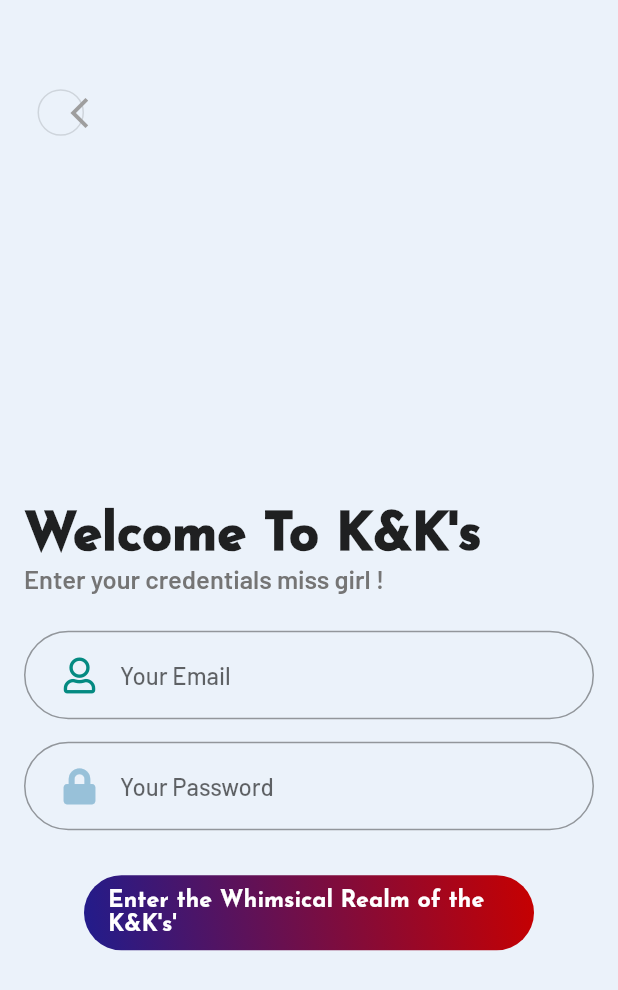
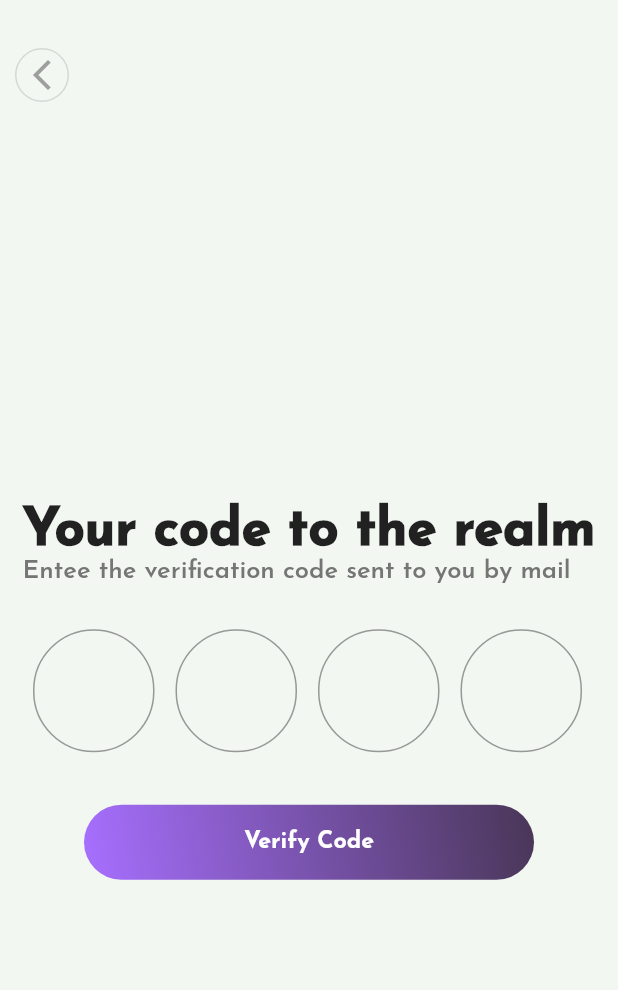
Before and after one commit to inesachour/SocialMediaApp, a Flutter app: the screen it shows after launch, on a phone screen of 412 x 824 dp. Shown: the top 990 px of the screen. Run offline on Flutter 3.47's test engine with Material 2 defaults, Android fonts, the phone set to English and light mode, and no system bars; our stand-ins replace font_awesome_flutter, google_fonts.

Commit message:
Verification Code Page

```diff
--- /dev/null
+++ b/lib/Widgets/HomeScreenAppBar.dart
@@ -0,0 +1,74 @@
+import 'package:flutter/material.dart';
+
+AppBar HomeScreenAppBar(){
+    return AppBar(
+      elevation: 0,
+      backgroundColor: Colors.transparent,
+      toolbarHeight: 100,
+      leading: Align(
+        alignment: Alignment.centerLeft,
+        child: Padding(
+          padding: EdgeInsets.only(left: 0,top: 0),
+          child: OutlinedButtonTheme(
+            data: OutlinedButtonThemeData(
+              style: ButtonStyle(
+                elevation:  MaterialStateProperty.all(
+                  0
+                ),
+                backgroundColor: MaterialStateProperty.all(
+                  Colors.transparent,
+                )
+              )
+            ),
+            child: OutlinedButton(
+              style: ElevatedButton.styleFrom(
+                shape: CircleBorder(),
+
+              ),
+              onPressed: () => {
+
+              },
+              child: Icon(
+                Icons.arrow_back_ios_new_outlined,
+                color: Colors.grey,
+              ),
+            ),
+          )
+          ),
+      )
+      );
+
+
+
+      /*Padding(
+        padding: EdgeInsets.only(left: 25),
+        child: OutlinedButtonTheme(
+          data: OutlinedButtonThemeData(
+              style: ButtonStyle(
+                  shape: MaterialStateProperty.all<CircleBorder>(
+                    CircleBorder(
+                    ),
+                  )
+              )
+          ),
+          child: OutlinedButton(
+            onPressed: () {
+
+            },
+            style: ButtonStyle(
+              padding: MaterialStateProperty.all(
+                EdgeInsets.all(4),
+              ),
+              backgroundColor: MaterialStateProperty.all(
+                  Colors.transparent
+              ),
+            ),
+            child: Center(
+              child: Icon(Icons.arrow_back_ios_new_outlined,
+                color: Colors.grey,
+              ),
+            )
+          ),
+        ),
+      )*/
+}
--- /dev/null
+++ b/lib/auth/code_form.dart
@@ -0,0 +1,73 @@
+import 'package:flutter/material.dart';
+import 'package:flutter/services.dart';
+
+class CodeForm extends StatefulWidget {
+  const CodeForm({Key? key}) : super(key: key);
+
+  @override
+  CodeFormState createState() => CodeFormState();
+}
+
+class CodeFormState extends State<CodeForm> {
+  final _formKey = GlobalKey<FormState>();
+  @override
+  Widget build(BuildContext context) {
+    return Form(
+        key: _formKey,
+        child:
+        Column(
+          children: [
+            Center(
+              child: Row(
+                children: [
+                  CircularSingleNumberInputField(),
+                  CircularSingleNumberInputField(),
+                  CircularSingleNumberInputField(),
+                  CircularSingleNumberInputField(),
+                ],
+              ),
+            )
+          ],
+        )
+      );
+  }
+}
+
+Widget CircularSingleNumberInputField() {
+  return Padding(
+      padding: EdgeInsets.only(left: 7,right: 7,top: 30,bottom: 20),
+      child: Flexible(
+          child: Container(
+            width: 81,
+            child: TextFormField(
+              textAlign: TextAlign.center,
+              style: TextStyle(
+                height: 1.0,
+                fontSize: 42,
+                fontWeight: FontWeight.w800,
+              ),
+              keyboardType: TextInputType.number,
+              inputFormatters: [
+                LengthLimitingTextInputFormatter(1)
+              ],
+              decoration: InputDecoration(
+                focusedBorder: OutlineInputBorder(
+                  borderSide: BorderSide(
+                      color: Color(0xffECA72C),
+                      width: 2.0,
+                  ),
+                  borderRadius: BorderRadius.circular(
+                    50
+                  )
+                ),
+                border: OutlineInputBorder(
+                  borderRadius: BorderRadius.circular(
+                    50,
+                  )
+                )
+              ) ,
+            ),
+          )
+      ),
+  );
+}
--- a/lib/auth/login.dart
+++ b/lib/auth/login.dart
@@ -1,6 +1,7 @@
 import 'package:flutter/cupertino.dart';
 import "package:flutter/material.dart";
 import 'package:google_fonts/google_fonts.dart';
+import 'package:socialmediaapp/Widgets/HomeScreenAppBar.dart';
 import 'package:socialmediaapp/auth/login_form.dart';
 
 class LoginPage extends StatefulWidget {
@@ -15,33 +16,9 @@ class LoginPageState extends State<LoginPage> {
   @override
   Widget build(BuildContext context) {
     return Scaffold(
+      resizeToAvoidBottomInset: false,
       backgroundColor: Color(0xffEBF2FA),
-      appBar: AppBar(
-        elevation: 0,
-          backgroundColor: Colors.transparent,
-          toolbarHeight: 150,
-          leading: Padding(
-            padding: EdgeInsets.only(left: 25),
-            child: OutlinedButtonTheme(
-                data: OutlinedButtonThemeData(
-                  style: ButtonStyle(
-                      shape: MaterialStateProperty.all<CircleBorder>(
-                          CircleBorder(
-                          ),
-                    )
-                  )
-                ),
-                child: OutlinedButton(
-                  onPressed: () {
-
-                  },
-                  child: Icon(Icons.arrow_back_ios_new_outlined,
-                    color: Colors.grey,
-                  ),
-                ),
-              ),
-          )
-          ),
+      appBar: HomeScreenAppBar(),
       body:Padding(
 
         padding: EdgeInsets.only(left: 16,
@@ -61,7 +38,7 @@ class LoginPageState extends State<LoginPage> {
                   )
               ),
               Text(
-                "Enter your credentials miss girl !",
+                "Enter your credentials !",
                 style: GoogleFonts.barlow(
                   textStyle: TextStyle(
                     color: Colors.grey[600],
--- /dev/null
+++ b/lib/auth/verification_code.dart
@@ -0,0 +1,98 @@
+import 'package:flutter/material.dart';
+import 'package:google_fonts/google_fonts.dart';
+import 'package:socialmediaapp/Widgets/HomeScreenAppBar.dart';
+
+import 'code_form.dart';
+
+class VerificationCodePage extends StatefulWidget {
+  const VerificationCodePage({Key? key}) : super(key: key);
+
+  @override
+  VerificationCodePageState createState() => VerificationCodePageState();
+}
+
+class VerificationCodePageState extends State<VerificationCodePage> {
+  @override
+  Widget build(BuildContext context) {
+    return Scaffold(
+      backgroundColor: Color(0xffF2F7F2),
+      appBar: HomeScreenAppBar(),
+      body: Padding(
+        padding: EdgeInsets.only(left: 15, right: 15),
+        child: SizedBox.expand(
+          child: Column(
+            mainAxisAlignment: MainAxisAlignment.center,
+            crossAxisAlignment: CrossAxisAlignment.start,
+            children: [
+              Text("Your code to the realm",
+                style: GoogleFonts.josefinSans(
+                  textStyle: TextStyle(
+                    fontSize: 35,
+                    fontWeight: FontWeight.w900,
+                  ),
+                ),
+              ),
+              Text("Entee the verification code sent to you by mail",
+                style: GoogleFonts.josefinSans(
+                  fontSize: 17,
+                  fontWeight: FontWeight.w600,
+                  color: Colors.grey[600],
+                ),
+              ),
+              CodeForm(),
+              //TIMER
+              Padding(
+                padding: const EdgeInsets.only(top: 15),
+                child: Center(
+                  child: Container(
+                    width: 300,
+                    height: 50,
+                    child: Ink(
+                      decoration: BoxDecoration(
+                          gradient: LinearGradient(
+                            begin: Alignment.topRight,
+                            end: Alignment.bottomLeft,
+                            colors: [
+                              Color(0xff493657),
+                              Color(0xffA76FFF),
+                            ],
+                          ),
+                          shape: BoxShape.rectangle,
+                          borderRadius: BorderRadius.all(
+                              Radius.circular(40)
+                          )
+                      ),
+                      child: ElevatedButton(
+                        onPressed: (){
+
+                        },
+                        style: ButtonStyle(
+                          elevation:  MaterialStateProperty.all(
+                              0
+                          ),
+                          backgroundColor: MaterialStateProperty.all(
+                              Colors.transparent
+                          ),
+                        ),
+                        child: Text("Verify Code",
+                          style: GoogleFonts.josefinSans(
+                              textStyle: TextStyle(
+                                fontSize: 15.5,
+                                fontWeight: FontWeight.w700,
+                              )
+                          ),
+                        ),
+                      ),
+                    ),
+                  ),
+                ),
+              )
+            ],
+          ),
+        ),
+      ),
+    );
+  }
+}
+
+//Try round button as avatar
--- a/lib/main.dart
+++ b/lib/main.dart
@@ -1,4 +1,5 @@
 import 'package:flutter/material.dart';
+import 'package:socialmediaapp/auth/verification_code.dart';
 import './auth/login.dart';
 
 void main() {
@@ -18,7 +19,8 @@ class MyApp extends StatelessWidget {
 
         )
       ),*/
-      home: LoginPage(),
+      home: VerificationCodePage(),
+      // LoginPage(),
     );
   }
 }
```
